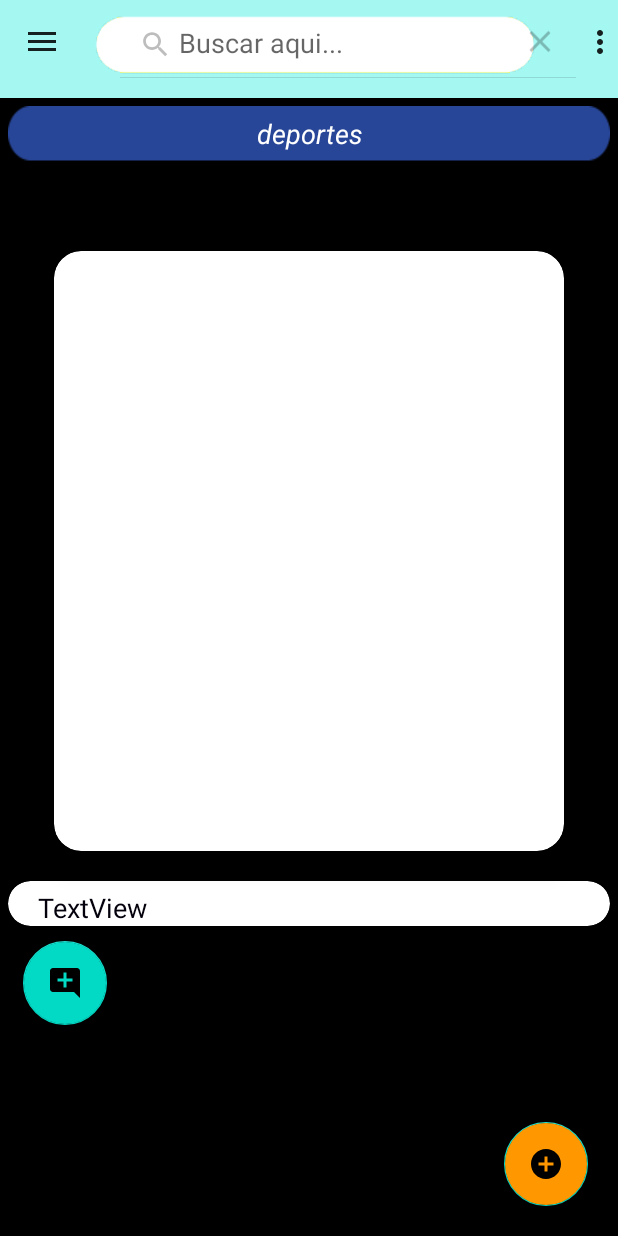
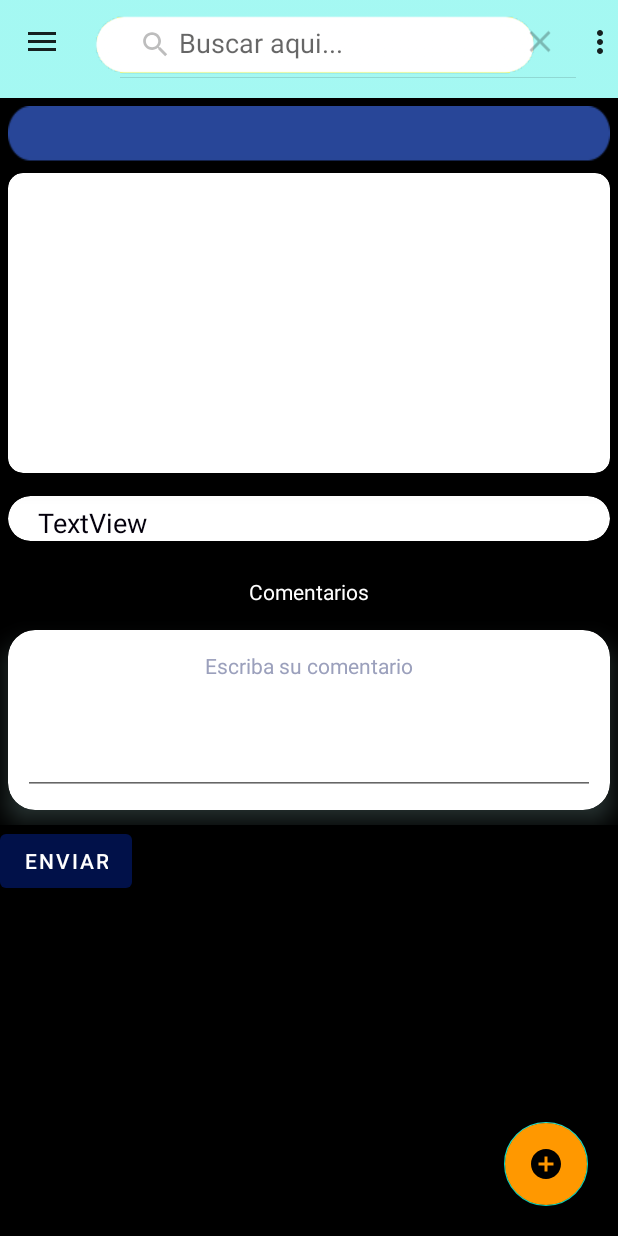
Before and after one commit to alemg77/NoticiasArgentina, an Android app: the fragment FragmentDetalleNoticias placed in its activity, after a tap on "Search", on a phone screen of 412 x 824 dp. Run offline under Robolectric (Android 15) with nearby library versions, the phone set to English and light mode, and no system bars; our stand-ins replace Firebase (no records; nobody signed in at launch, a user with empty details on screens opened directly), Volley; libraries missing offline, so code that uses them is left out: com.facebook, com.facebook.login; network calls fail; pictures from the network do not load; 13 statements that could not run were skipped.

Commit message:
Reformando el detalle noticia

```diff
--- a/app/src/main/java/kalitero/software/noticiasargentinas/Controlador/BuscarNoticiasAPI.java
+++ b/app/src/main/java/kalitero/software/noticiasargentinas/Controlador/BuscarNoticiasAPI.java
@@ -108,7 +108,6 @@ public class BuscarNoticiasAPI extends AppCompatActivity {
             }
         };
         queue.add(getRequest);
-
     }
 
     private void getRequest ( String url){
--- a/app/src/main/java/kalitero/software/noticiasargentinas/Controlador/RecepcionNoticias.java
+++ b/app/src/main/java/kalitero/software/noticiasargentinas/Controlador/RecepcionNoticias.java
@@ -6,5 +6,6 @@ import kalitero.software.noticiasargentinas.Modelo.ListaNoticias;
 
 public interface RecepcionNoticias {
     void llegoPaqueteDeNoticias(ListaNoticias listaNoticias);
+    void mostrarDetalleDeNoticias(ListaNoticias listaNoticias);
     void errorPedidoNoticia();
 }
--- a/app/src/main/java/kalitero/software/noticiasargentinas/MainActivity.java
+++ b/app/src/main/java/kalitero/software/noticiasargentinas/MainActivity.java
@@ -44,7 +44,7 @@ import kalitero.software.noticiasargentinas.Vista.NoticiasGenerales.ViewPager.Vi
 import kalitero.software.noticiasargentinas.Vista.NoticiasGenerales.ViewPager.ViewPagerNoticia;
 import kalitero.software.noticiasargentinas.util.ResultListener;
 
-public class MainActivity extends AppCompatActivity implements NavigationView.OnNavigationItemSelectedListener, RecepcionNoticias, FragmentListaNoticiasCompacto.Aviso, ViewPagerListasNoticias.SelleccionDos, Regresar {
+public class MainActivity extends AppCompatActivity implements NavigationView.OnNavigationItemSelectedListener, RecepcionNoticias , ViewPagerListasNoticias.SelleccionDos, Regresar {
 
     // Para ver los logos hay que filtrar con: kalitero.software.noticiasargentinas.Vista
     private String TAG = getClass().toString();
@@ -281,7 +281,7 @@ public class MainActivity extends AppCompatActivity implements NavigationView.On
         Log.d(TAG, "Llego un paquete de noticias");
 
         if (listaNoticias.getTema() == NoticiaDaoFirebase.Companion.getFIREBASE()){
-            pegarFragment(new FragmentNoticiasBarriales(), R.id.activityMainContenedorFragment, listaNoticias);
+            pegarFragment(new FragmentNoticiasBarriales(this), R.id.activityMainContenedorFragment, listaNoticias);
             return;
         }
 
@@ -292,14 +292,14 @@ public class MainActivity extends AppCompatActivity implements NavigationView.On
     }
 
     @Override
-    public void errorPedidoNoticia() {
-        // TODO: Ver que hacemos cuando hay un problema en la coneccion con la API
+    public void mostrarDetalleDeNoticias(ListaNoticias listaNoticias) {
+        Log.d(TAG, "Selecciono una noticia");
+        pegarFragment(new ViewPagerNoticia(), R.id.activityMainContenedorFragment, listaNoticias);
     }
 
     @Override
-    public void selleccion(ListaNoticias listaNoticias) {
-        Log.d(TAG, "Selecciono una noticia");
-        pegarFragment(new ViewPagerNoticia(), R.id.activityMainContenedorFragment, listaNoticias);
+    public void errorPedidoNoticia() {
+        // TODO: Ver que hacemos cuando hay un problema en la coneccion con la API
     }
 
     @Override
--- a/app/src/main/java/kalitero/software/noticiasargentinas/Vista/NoticiasGenerales/FragmentDetalleNoticias.java
+++ b/app/src/main/java/kalitero/software/noticiasargentinas/Vista/NoticiasGenerales/FragmentDetalleNoticias.java
@@ -4,6 +4,7 @@ import android.os.Bundle;
 
 import androidx.fragment.app.Fragment;
 import androidx.fragment.app.FragmentTransaction;
+import androidx.recyclerview.widget.LinearLayoutManager;
 
 import android.util.Log;
 import android.view.LayoutInflater;
@@ -17,11 +18,19 @@ import com.google.android.material.floatingactionbutton.FloatingActionButton;
 import com.google.firebase.storage.FirebaseStorage;
 import com.google.firebase.storage.StorageReference;
 
+import org.jetbrains.annotations.NotNull;
+
 import java.io.Serializable;
+import java.util.List;
 
+import kalitero.software.noticiasargentinas.Controlador.ComentariosController;
+import kalitero.software.noticiasargentinas.Controlador.Dao.NoticiaDaoFirebase;
+import kalitero.software.noticiasargentinas.Modelo.Comentario;
 import kalitero.software.noticiasargentinas.Modelo.Noticia;
 import kalitero.software.noticiasargentinas.R;
+import kalitero.software.noticiasargentinas.Vista.NoticiasBarriales.ComentarioAdapter;
 import kalitero.software.noticiasargentinas.databinding.FragmentDetalleNoticiasBinding;
+import kalitero.software.noticiasargentinas.util.ResultListener;
 
 /**
  * A simple {@link Fragment} subclass.
@@ -30,17 +39,14 @@ public class FragmentDetalleNoticias extends Fragment {
     private String TAG = getClass().toString();
 
     private FragmentDetalleNoticiasBinding binding;
-    private FragmentComentarios fragmentComentarios;
+ //   private FragmentComentarios fragmentComentarios;
 
     //Fabrica el fragment
     public static FragmentDetalleNoticias dameUnFragment(Noticia noticia){
-        // Crear el fragment
         FragmentDetalleNoticias detalleNoticiasFragment = new FragmentDetalleNoticias();
-        // Pasar el bundle
         Bundle bundle = new Bundle();
         bundle.putSerializable(Noticia.class.toString(),noticia);
         detalleNoticiasFragment.setArguments(bundle);
-        //Hacer el return
         return detalleNoticiasFragment;
     }
 
@@ -55,17 +61,10 @@ public class FragmentDetalleNoticias extends Fragment {
         ImageView imageViewNoticia = binding.fragmentDetalleNoticiasImageView;
         TextView textViewNoticia = binding.fragmentDetalleNoticiastextView;
         TextView textViewTitulo = binding.fragmentTituloNoticiastextView;
-        FloatingActionButton botonComentarios = binding.fragmentDetalleNoticiaFABcomentario;
         // TextView textViewSeccion = binding.fragmentDetalleNot;
         // imageViewNoticia.setImageResource(noticia.getUrlImagen());
 
-        fragmentComentarios = new FragmentComentarios();
-        botonComentarios.setOnClickListener(new View.OnClickListener() {
-            @Override
-            public void onClick(View v) {
-                pegarFragment(fragmentComentarios, R.id.fragmentDetalleNoticiasContenedorComentarios,noticia);
-            }
-        });
+  //      fragmentComentarios = new FragmentComentarios();
 
 
         String urlImagenStorage = noticia.getUrlImagenStorage();
@@ -89,16 +88,27 @@ public class FragmentDetalleNoticias extends Fragment {
             textViewTitulo.setText(titulo);
         }
 
+        ComentariosController comentariosController = new ComentariosController(getContext());
+        comentariosController.getComentarios(new ResultListener<List<Comentario>>() {
+            @Override
+            public void onFinish(List<Comentario> result) {
+                cargarRecycler(result);
+            }
+
+            @Override
+            public void onError(@NotNull String message) {
+
+            }
+        }, noticia.getDocumentoFirebase());
+
         return binding.getRoot();
     }
 
-    private void pegarFragment(Fragment fragmentAPegar, int containerViewId, Serializable serializable) {
-        Bundle bundle = new Bundle();
-        bundle.putSerializable(serializable.getClass().toString(), serializable);
-        fragmentAPegar.setArguments(bundle);
-        FragmentTransaction fragmentTransaction = getActivity().getSupportFragmentManager().beginTransaction();
-        fragmentTransaction.addToBackStack(null);
-        fragmentTransaction.add(containerViewId, fragmentAPegar).commit();
+    private void cargarRecycler(List<Comentario> comentarioList) {
+        ComentarioAdapter animalAdapter = new ComentarioAdapter(comentarioList);
+        LinearLayoutManager linearLayoutManager = new LinearLayoutManager(getContext(), LinearLayoutManager.VERTICAL, false);
+        binding.FragmentComentariosRecyclerView.setLayoutManager(linearLayoutManager);
+        binding.FragmentComentariosRecyclerView.setAdapter(animalAdapter);
     }
 
 }
--- a/app/src/main/java/kalitero/software/noticiasargentinas/Vista/NoticiasGenerales/FragmentListaNoticiasCompacto.java
+++ b/app/src/main/java/kalitero/software/noticiasargentinas/Vista/NoticiasGenerales/FragmentListaNoticiasCompacto.java
@@ -11,16 +11,17 @@ import android.view.LayoutInflater;
 import android.view.View;
 import android.view.ViewGroup;
 
+import kalitero.software.noticiasargentinas.Controlador.RecepcionNoticias;
 import kalitero.software.noticiasargentinas.Modelo.ListaNoticias;
 import kalitero.software.noticiasargentinas.R;
 import kalitero.software.noticiasargentinas.databinding.FragmentListaNoticiasCompactoBinding;
 
 
-public class FragmentListaNoticiasCompacto extends Fragment implements FragmentListaNoticiasCompactoAdapter.AvisoRecyclerView{
+public class FragmentListaNoticiasCompacto extends Fragment implements FragmentListaNoticiasCompactoAdapter.AvisoRecyclerViewJava {
 
 
     private FragmentListaNoticiasCompactoBinding binding;
-    private FragmentListaNoticiasCompacto.Aviso listener;
+    private RecepcionNoticias listener;
     private ListaNoticias listaNoticias;
     public static final String CLAVE_TEMA = "claveTema";
     public static final String LISTA_NOTICIAS = ListaNoticias.class.toString();
@@ -30,7 +31,7 @@ public class FragmentListaNoticiasCompacto extends Fragment implements FragmentL
     @Override
     public void onAttach(@NonNull Context context) {
         super.onAttach(context);
-        this.listener = (Aviso) context;
+        this.listener = (RecepcionNoticias) context;
     }
 
     //Fabrica el fragment
@@ -68,11 +69,7 @@ public class FragmentListaNoticiasCompacto extends Fragment implements FragmentL
     @Override
     public void recyclerViewClick(int posicion) {
         listaNoticias.setPosicionInicial(posicion);
-        listener.selleccion(listaNoticias);                   // Me llego del Recyclerview y se lo paso a la actividad.
-    }
-
-    public interface Aviso {
-        void selleccion (ListaNoticias listaNoticias);
+        listener.mostrarDetalleDeNoticias(listaNoticias);                   // Me llego del Recyclerview y se lo paso a la actividad.
     }
 
 }
--- a/app/src/main/java/kalitero/software/noticiasargentinas/Vista/SplashActivity.java
+++ b/app/src/main/java/kalitero/software/noticiasargentinas/Vista/SplashActivity.java
@@ -133,6 +133,11 @@ public class SplashActivity extends AppCompatActivity implements RecepcionNotici
     }
 
     @Override
+    public void mostrarDetalleDeNoticias(ListaNoticias listaNoticias) {
+
+    }
+
+    @Override
     public void errorPedidoNoticia() {
 
     }
--- a/app/src/main/java/kalitero/software/noticiasargentinas/Vista/SubirNoticias/FragmentIngresoBarrial.kt
+++ b/app/src/main/java/kalitero/software/noticiasargentinas/Vista/SubirNoticias/FragmentIngresoBarrial.kt
@@ -88,7 +88,6 @@ class FragmentIngresoBarrial : Fragment() {
             // TODO: Al terminar de subir deberia agradecer y salir.
             binding.editTextTextoNoticia.text = null
             binding.editTextTituloNoticia.text = null
-
         }
     }
 
@@ -108,13 +107,10 @@ class FragmentIngresoBarrial : Fragment() {
         super.onActivityResult(requestCode, resultCode, data)
         EasyImage.handleActivityResult(requestCode, resultCode, data, activity, object : DefaultCallback() {
             override fun onImagesPicked(imageFiles: List<File>, source: ImageSource, type: Int) {
-
                 imagen1 = BitmapFactory.decodeFile(imageFiles[0].absolutePath)
                 binding.fragmentIngresoBarrialImageViewFoto1.setImageBitmap(imagen1)
                 escucharImagenIngresada(imagen1!!)
-
             }
-
             override fun onCanceled(source: ImageSource, type: Int) {
                 super.onCanceled(source, type)
                 Log.d(TAG, "Cancelo el usuario")
--- a/app/src/main/res/layout/fragment_detalle_noticias.xml
+++ b/app/src/main/res/layout/fragment_detalle_noticias.xml
@@ -19,12 +19,12 @@
     <TextView
         android:layout_width="match_parent"
         android:layout_height="wrap_content"
-        android:id="@+id/fragmentDetalleNoticiasAPISeccionTextView"
+        android:id="@+id/fragmentTituloNoticiastextView"
         android:gravity="center"
         android:layout_marginHorizontal="5dp"
         android:layout_marginTop="5dp"
         android:layout_marginBottom="2dp"
-        android:text="deportes"
+        android:text="titulo"
         android:textColor="#fff"
         android:textSize="18dp"
         android:textStyle="italic"
@@ -32,29 +32,16 @@
         android:background="@drawable/fondoseccion"
         />
 
-    <TextView
-        android:id="@+id/fragmentTituloNoticiastextView"
-        android:layout_width="match_parent"
-        android:layout_height="wrap_content"
-        android:layout_marginTop="8dp"
-
-        android:paddingVertical="6dp"
-        android:paddingHorizontal="20dp"
-        android:textSize="20dp"
-        android:textColor="#FFFFFF"
-        android:background="#B2000000"
-        android:text="TextView"
-        android:textAlignment="textEnd"/>
 
     <androidx.cardview.widget.CardView
-        android:layout_width="340dp"
+        android:layout_width="match_parent"
         android:layout_gravity="center"
-        app:cardCornerRadius="18dp"
-        android:layout_height="400dp"
+        app:cardCornerRadius="10dp"
+        android:layout_height="200dp"
         android:layout_marginLeft="5dp"
-        android:layout_marginTop="10dp"
+        android:layout_marginTop="5dp"
         android:layout_marginRight="5dp"
-        android:layout_marginBottom="10dp"
+        android:layout_marginBottom="5dp"
         app:cardElevation="10dp">
 
         <ImageView
@@ -97,25 +84,68 @@
     </androidx.cardview.widget.CardView>
 
 
-
-        <FrameLayout
+        <TextView
+            android:id="@+id/fragmentCometariosTextViewTitulo"
             android:layout_width="match_parent"
             android:layout_height="wrap_content"
-            android:id="@+id/fragmentDetalleNoticiasContenedorComentarios">
+            android:layout_marginTop="8dp"
 
-            <com.google.android.material.floatingactionbutton.FloatingActionButton
-                android:layout_width="wrap_content"
+            android:paddingHorizontal="20dp"
+            android:paddingVertical="6dp"
+            android:text="Comentarios"
+            android:textAlignment="center"
+            android:textColor="#fff"
+            android:textSize="14dp"
+            />
+
+        <androidx.recyclerview.widget.RecyclerView
+            android:id="@+id/FragmentComentariosRecyclerView"
+            android:layout_width="match_parent"
+            android:layout_height="wrap_content"/>
+
+        <androidx.cardview.widget.CardView
+            android:layout_width="match_parent"
+            android:layout_height="120dp"
+            android:layout_gravity="center"
+            android:layout_marginLeft="5dp"
+            android:layout_marginTop="10dp"
+            android:layout_marginRight="5dp"
+            android:layout_marginBottom="10dp"
+            android:outlineSpotShadowColor="@color/colorPrimaryDark"
+            app:cardCornerRadius="18dp"
+            app:cardElevation="10dp">
+
+            <TextView
+                android:layout_width="match_parent"
                 android:layout_height="wrap_content"
-                android:src="@drawable/ic_baseline_add_comment_24"
-                android:layout_marginHorizontal="15dp"
-                android:layout_marginBottom="15dp"
-                app:fabSize="auto"
-                android:id="@+id/fragmentDetalleNoticiaFABcomentario"/>
+                android:layout_marginTop="8dp"
+                android:paddingHorizontal="20dp"
+                android:paddingVertical="6dp"
+                android:text="Escriba su comentario"
+                android:textAlignment="center"
+                android:textColor="#9BA0BC"
+                android:textSize="14dp"
+                />
 
-        </FrameLayout>
+            <EditText
+                android:id="@+id/EditTextComentarioNuevo"
+                android:layout_width="match_parent"
+                android:layout_height="match_parent"
+                android:layout_margin="10dp" />
+
+        </androidx.cardview.widget.CardView>
+
 
     </LinearLayout>
 
 
     </androidx.core.widget.NestedScrollView>
+
+    <Button
+        android:id="@+id/botonEnviarComentario"
+        android:layout_width="wrap_content"
+        android:layout_height="wrap_content"
+        android:text="Enviar"
+        android:gravity="center"
+        android:textAlignment="center" />
 </LinearLayout>
--- a/app/src/main/res/values/colors.xml
+++ b/app/src/main/res/values/colors.xml
@@ -1,14 +1,15 @@
 <?xml version="1.0" encoding="utf-8"?>
 <resources>
-    <color name="colorPrimary">#6200EE</color>
+    <color name="colorPrimary">#011149</color>
     <color name="colorPrimaryDark">#C0F8F2</color>
     <color name="colorAccent">#03DAC5</color>
     <color name="RecyclerviewFondoNoticias">#C0F8F2</color>
     <color name="celesteFondo">#00aae4</color>
-
-    <color name="colorAntesPrimary">#6200EE</color>
+    <color name="azulOscuro">#042188</color>
+    <color name="colorAntesPrimary">#042188</color>
 
     <color name="negro">#000000</color>
-    <color name="azulOscuro">#042188</color>
+    <color name="votoPositivo">#0428D8</color>
+    <color name="votoNegativo">#AF0808</color>
 
 </resources>
```
Also changed, not shown: app/src/main/java/kalitero/software/noticiasargentinas/Vista/NoticiasBarriales/FragmentNoticiasBarriales.kt (+14 -3 lines), app/src/main/java/kalitero/software/noticiasargentinas/Vista/NoticiasBarriales/NoticiasBarrialesAdapter.kt (+6 -2 lines), app/src/main/java/kalitero/software/noticiasargentinas/Vista/NoticiasGenerales/FragmentComentarios.java (deleted, +0 -113 lines), app/src/main/java/kalitero/software/noticiasargentinas/Vista/NoticiasGenerales/FragmentListaNoticiasCompactoAdapter.java (+3 -7 lines), app/src/main/res/layout/celda_comentario.xml (+57 -52 lines), app/src/main/res/layout/fragment_comentarios.xml (+0 -62 lines).
